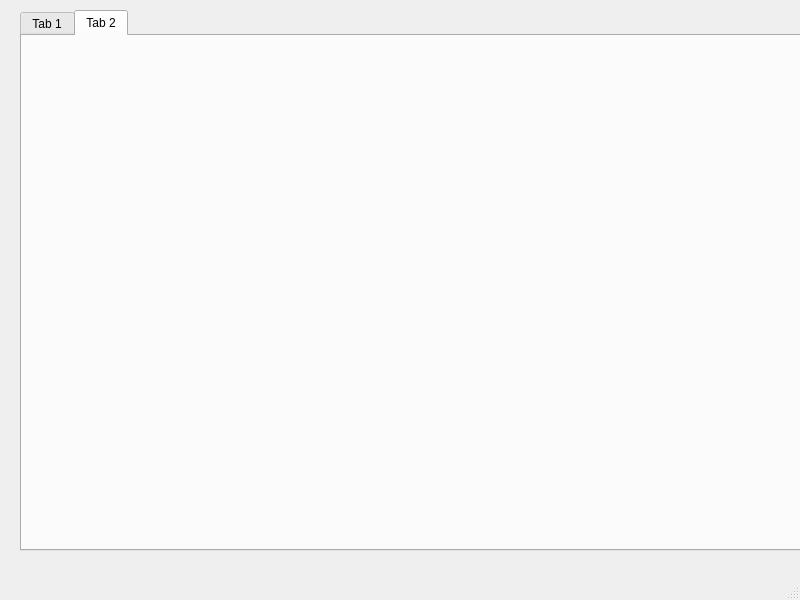
First picture: the form in mainUI.ui, repository super-cinnamon/Tech-Agents-with-Experta, before the edit.
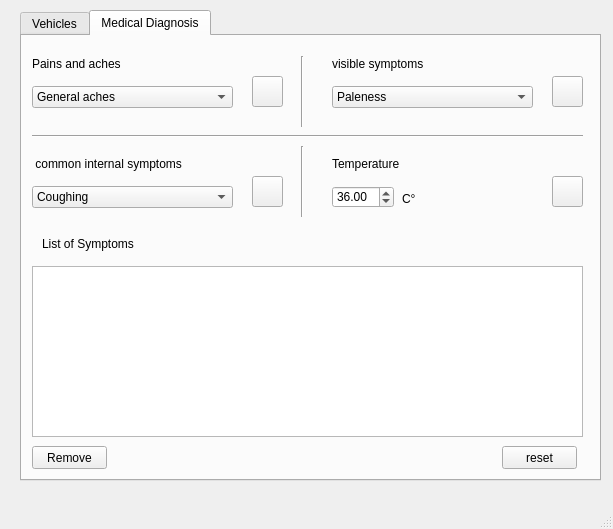
Second picture: the form after the edit. The open tabs and pages were chosen to show the change. Icons and pictures are not drawn.

What changed in the file:
```diff
--- a/mainUI.ui
+++ b/mainUI.ui
@@ -6,10 +6,22 @@
    <rect>
     <x>0</x>
     <y>0</y>
-    <width>800</width>
-    <height>600</height>
+    <width>613</width>
+    <height>529</height>
    </rect>
   </property>
+  <property name="minimumSize">
+   <size>
+    <width>613</width>
+    <height>529</height>
+   </size>
+  </property>
+  <property name="maximumSize">
+   <size>
+    <width>613</width>
+    <height>529</height>
+   </size>
+  </property>
   <property name="windowTitle">
    <string>MainWindow</string>
   </property>
@@ -19,8 +31,8 @@
      <rect>
       <x>20</x>
       <y>10</y>
-      <width>801</width>
-      <height>541</height>
+      <width>581</width>
+      <height>471</height>
      </rect>
     </property>
     <property name="currentIndex">
@@ -28,7 +40,7 @@
     </property>
     <widget class="QWidget" name="tab">
      <attribute name="title">
-      <string>Tab 1</string>
+      <string>Vehicles</string>
      </attribute>
      <widget class="QLabel" name="label">
       <property name="geometry">
@@ -228,8 +240,456 @@
     </widget>
     <widget class="QWidget" name="tab_2">
      <attribute name="title">
-      <string>Tab 2</string>
+      <string>Medical Diagnosis</string>
      </attribute>
+     <widget class="QLabel" name="label_5">
+      <property name="geometry">
+       <rect>
+        <x>10</x>
+        <y>20</y>
+        <width>121</width>
+        <height>16</height>
+       </rect>
+      </property>
+      <property name="text">
+       <string>Pains and aches</string>
+      </property>
+     </widget>
+     <widget class="QComboBox" name="pain">
+      <property name="geometry">
+       <rect>
+        <x>10</x>
+        <y>50</y>
+        <width>201</width>
+        <height>22</height>
+       </rect>
+      </property>
+      <item>
+       <property name="text">
+        <string>General aches</string>
+       </property>
+      </item>
+      <item>
+       <property name="text">
+        <string>Join pain</string>
+       </property>
+      </item>
+      <item>
+       <property name="text">
+        <string>Sore throat</string>
+       </property>
+      </item>
+      <item>
+       <property name="text">
+        <string>Muscle pain</string>
+       </property>
+      </item>
+      <item>
+       <property name="text">
+        <string>Headaches</string>
+       </property>
+      </item>
+      <item>
+       <property name="text">
+        <string>Stomach aches</string>
+       </property>
+      </item>
+      <item>
+       <property name="text">
+        <string>Chest pain</string>
+       </property>
+      </item>
+      <item>
+       <property name="text">
+        <string>Earache</string>
+       </property>
+      </item>
+      <item>
+       <property name="text">
+        <string>Itchy eyes</string>
+       </property>
+      </item>
+      <item>
+       <property name="text">
+        <string>Leg swelling</string>
+       </property>
+      </item>
+     </widget>
+     <widget class="Line" name="line">
+      <property name="geometry">
+       <rect>
+        <x>270</x>
+        <y>20</y>
+        <width>20</width>
+        <height>71</height>
+       </rect>
+      </property>
+      <property name="orientation">
+       <enum>Qt::Vertical</enum>
+      </property>
+     </widget>
+     <widget class="QLabel" name="label_6">
+      <property name="geometry">
+       <rect>
+        <x>310</x>
+        <y>20</y>
+        <width>121</width>
+        <height>16</height>
+       </rect>
+      </property>
+      <property name="text">
+       <string>visible symptoms</string>
+      </property>
+     </widget>
+     <widget class="QComboBox" name="visible">
+      <property name="geometry">
+       <rect>
+        <x>310</x>
+        <y>50</y>
+        <width>201</width>
+        <height>22</height>
+       </rect>
+      </property>
+      <item>
+       <property name="text">
+        <string>Paleness</string>
+       </property>
+      </item>
+      <item>
+       <property name="text">
+        <string>Runny nose</string>
+       </property>
+      </item>
+      <item>
+       <property name="text">
+        <string>Rashes</string>
+       </property>
+      </item>
+      <item>
+       <property name="text">
+        <string>Skin redness</string>
+       </property>
+      </item>
+      <item>
+       <property name="text">
+        <string>Weight loss</string>
+       </property>
+      </item>
+      <item>
+       <property name="text">
+        <string>Eye inflamation or irritation</string>
+       </property>
+      </item>
+      <item>
+       <property name="text">
+        <string>Swollen skin</string>
+       </property>
+      </item>
+      <item>
+       <property name="text">
+        <string>Excessive sweating</string>
+       </property>
+      </item>
+      <item>
+       <property name="text">
+        <string>Cyanosis (blue tips)</string>
+       </property>
+      </item>
+      <item>
+       <property name="text">
+        <string>Jaundice</string>
+       </property>
+      </item>
+      <item>
+       <property name="text">
+        <string>Bloodied feces</string>
+       </property>
+      </item>
+     </widget>
+     <widget class="Line" name="line_2">
+      <property name="geometry">
+       <rect>
+        <x>10</x>
+        <y>90</y>
+        <width>551</width>
+        <height>20</height>
+       </rect>
+      </property>
+      <property name="orientation">
+       <enum>Qt::Horizontal</enum>
+      </property>
+     </widget>
+     <widget class="QLabel" name="label_7">
+      <property name="geometry">
+       <rect>
+        <x>10</x>
+        <y>120</y>
+        <width>171</width>
+        <height>16</height>
+       </rect>
+      </property>
+      <property name="text">
+       <string> common internal symptoms</string>
+      </property>
+     </widget>
+     <widget class="QComboBox" name="common">
+      <property name="geometry">
+       <rect>
+        <x>10</x>
+        <y>150</y>
+        <width>201</width>
+        <height>22</height>
+       </rect>
+      </property>
+      <item>
+       <property name="text">
+        <string>Coughing</string>
+       </property>
+      </item>
+      <item>
+       <property name="text">
+        <string>Sneezing</string>
+       </property>
+      </item>
+      <item>
+       <property name="text">
+        <string>Vomiting</string>
+       </property>
+      </item>
+      <item>
+       <property name="text">
+        <string>Fatigue</string>
+       </property>
+      </item>
+      <item>
+       <property name="text">
+        <string>Diziness</string>
+       </property>
+      </item>
+      <item>
+       <property name="text">
+        <string>Nausea</string>
+       </property>
+      </item>
+      <item>
+       <property name="text">
+        <string>Palpitations</string>
+       </property>
+      </item>
+      <item>
+       <property name="text">
+        <string>Trembeling or shaking</string>
+       </property>
+      </item>
+      <item>
+       <property name="text">
+        <string>Dry mouth</string>
+       </property>
+      </item>
+      <item>
+       <property name="text">
+        <string>Insomnia</string>
+       </property>
+      </item>
+      <item>
+       <property name="text">
+        <string>Confusion</string>
+       </property>
+      </item>
+      <item>
+       <property name="text">
+        <string>Fast breathing</string>
+       </property>
+      </item>
+      <item>
+       <property name="text">
+        <string>Shortness of breath</string>
+       </property>
+      </item>
+      <item>
+       <property name="text">
+        <string>Appetite loss</string>
+       </property>
+      </item>
+     </widget>
+     <widget class="Line" name="line_3">
+      <property name="geometry">
+       <rect>
+        <x>270</x>
+        <y>110</y>
+        <width>20</width>
+        <height>71</height>
+       </rect>
+      </property>
+      <property name="orientation">
+       <enum>Qt::Vertical</enum>
+      </property>
+     </widget>
+     <widget class="QLabel" name="label_8">
+      <property name="geometry">
+       <rect>
+        <x>310</x>
+        <y>120</y>
+        <width>91</width>
+        <height>16</height>
+       </rect>
+      </property>
+      <property name="text">
+       <string>Temperature</string>
+      </property>
+     </widget>
+     <widget class="QDoubleSpinBox" name="fever">
+      <property name="geometry">
+       <rect>
+        <x>310</x>
+        <y>150</y>
+        <width>62</width>
+        <height>22</height>
+       </rect>
+      </property>
+      <property name="minimum">
+       <double>34.000000000000000</double>
+      </property>
+      <property name="maximum">
+       <double>50.990000000000002</double>
+      </property>
+      <property name="singleStep">
+       <double>0.100000000000000</double>
+      </property>
+      <property name="value">
+       <double>36.000000000000000</double>
+      </property>
+     </widget>
+     <widget class="QLabel" name="label_9">
+      <property name="geometry">
+       <rect>
+        <x>380</x>
+        <y>153</y>
+        <width>47</width>
+        <height>20</height>
+       </rect>
+      </property>
+      <property name="text">
+       <string>C°</string>
+      </property>
+     </widget>
+     <widget class="QPushButton" name="addPain">
+      <property name="geometry">
+       <rect>
+        <x>230</x>
+        <y>40</y>
+        <width>31</width>
+        <height>31</height>
+       </rect>
+      </property>
+      <property name="text">
+       <string/>
+      </property>
+      <property name="icon">
+       <iconset>
+        <normaloff>button_icons/add.png</normaloff>button_icons/add.png</iconset>
+      </property>
+     </widget>
+     <widget class="QPushButton" name="addVisible">
+      <property name="geometry">
+       <rect>
+        <x>530</x>
+        <y>40</y>
+        <width>31</width>
+        <height>31</height>
+       </rect>
+      </property>
+      <property name="text">
+       <string/>
+      </property>
+      <property name="icon">
+       <iconset>
+        <normaloff>button_icons/add.png</normaloff>button_icons/add.png</iconset>
+      </property>
+     </widget>
+     <widget class="QPushButton" name="addCommon">
+      <property name="geometry">
+       <rect>
+        <x>230</x>
+        <y>140</y>
+        <width>31</width>
+        <height>31</height>
+       </rect>
+      </property>
+      <property name="text">
+       <string/>
+      </property>
+      <property name="icon">
+       <iconset>
+        <normaloff>button_icons/add.png</normaloff>button_icons/add.png</iconset>
+      </property>
+     </widget>
+     <widget class="QPushButton" name="addFever">
+      <property name="geometry">
+       <rect>
+        <x>530</x>
+        <y>140</y>
+        <width>31</width>
+        <height>31</height>
+       </rect>
+      </property>
+      <property name="text">
+       <string/>
+      </property>
+      <property name="icon">
+       <iconset>
+        <normaloff>button_icons/add.png</normaloff>button_icons/add.png</iconset>
+      </property>
+     </widget>
+     <widget class="QListView" name="symptomsList">
+      <property name="geometry">
+       <rect>
+        <x>10</x>
+        <y>230</y>
+        <width>551</width>
+        <height>171</height>
+       </rect>
+      </property>
+     </widget>
+     <widget class="QLabel" name="label_10">
+      <property name="geometry">
+       <rect>
+        <x>20</x>
+        <y>200</y>
+        <width>141</width>
+        <height>16</height>
+       </rect>
+      </property>
+      <property name="text">
+       <string>List of Symptoms</string>
+      </property>
+     </widget>
+     <widget class="QPushButton" name="removeSymptom">
+      <property name="geometry">
+       <rect>
+        <x>10</x>
+        <y>410</y>
+        <width>75</width>
+        <height>23</height>
+       </rect>
+      </property>
+      <property name="text">
+       <string>Remove</string>
+      </property>
+     </widget>
+     <widget class="QPushButton" name="resetSymptoms">
+      <property name="geometry">
+       <rect>
+        <x>480</x>
+        <y>410</y>
+        <width>75</width>
+        <height>23</height>
+       </rect>
+      </property>
+      <property name="text">
+       <string>reset</string>
+      </property>
+     </widget>
     </widget>
    </widget>
   </widget>
```
Left out of the diff: 124 changed lines with no effect on the pictures.
